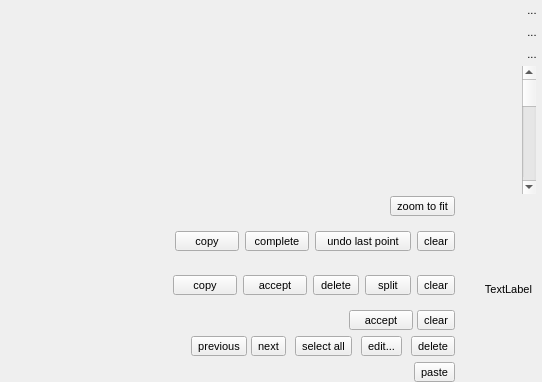
alexsodt/ITK-SNAP-Burgess-Sodt, file GUI/Qt/Components/SliceViewPanel.ui: the form before one commit.
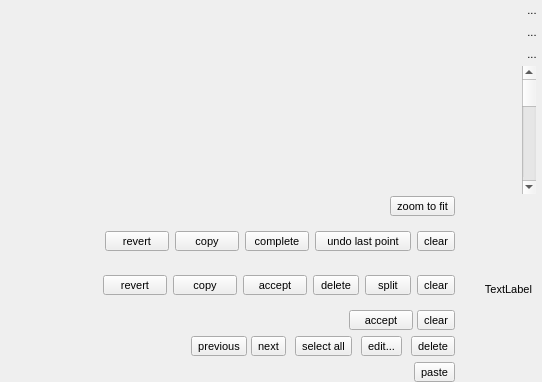
The form after the commit. Icons and pictures are not drawn. Custom widgets are drawn as their Qt base class.

```diff
--- a/GUI/Qt/Components/SliceViewPanel.ui
+++ b/GUI/Qt/Components/SliceViewPanel.ui
@@ -246,6 +246,36 @@
               </property>
              </spacer>
             </item>
+            <item>
+             <widget class="QToolButton" name="btnRevertIncomplete">
+              <property name="minimumSize">
+               <size>
+                <width>64</width>
+                <height>0</height>
+               </size>
+              </property>
+              <property name="maximumSize">
+               <size>
+                <width>16777215</width>
+                <height>20</height>
+               </size>
+              </property>
+              <property name="font">
+               <font>
+                <pointsize>-1</pointsize>
+               </font>
+              </property>
+              <property name="toolTip">
+               <string/>
+              </property>
+              <property name="text">
+               <string>revert</string>
+              </property>
+              <property name="toolButtonStyle">
+               <enum>Qt::ToolButtonTextOnly</enum>
+              </property>
+             </widget>
+            </item>
             <item>
              <widget class="QToolButton" name="btnCopyIncomplete">
               <property name="minimumSize">
@@ -387,6 +417,36 @@
               </property>
              </spacer>
             </item>
+            <item>
+             <widget class="QToolButton" name="btnRevert">
+              <property name="minimumSize">
+               <size>
+                <width>64</width>
+                <height>0</height>
+               </size>
+              </property>
+              <property name="maximumSize">
+               <size>
+                <width>16777215</width>
+                <height>20</height>
+               </size>
+              </property>
+              <property name="font">
+               <font>
+                <pointsize>-1</pointsize>
+               </font>
+              </property>
+              <property name="toolTip">
+               <string/>
+              </property>
+              <property name="text">
+               <string>revert</string>
+              </property>
+              <property name="toolButtonStyle">
+               <enum>Qt::ToolButtonTextOnly</enum>
+              </property>
+             </widget>
+            </item>
             <item>
              <widget class="QToolButton" name="btnCopyPolygon">
               <property name="minimumSize">
```
Left out of the diff: 69 changed lines with no effect on the pictures.
